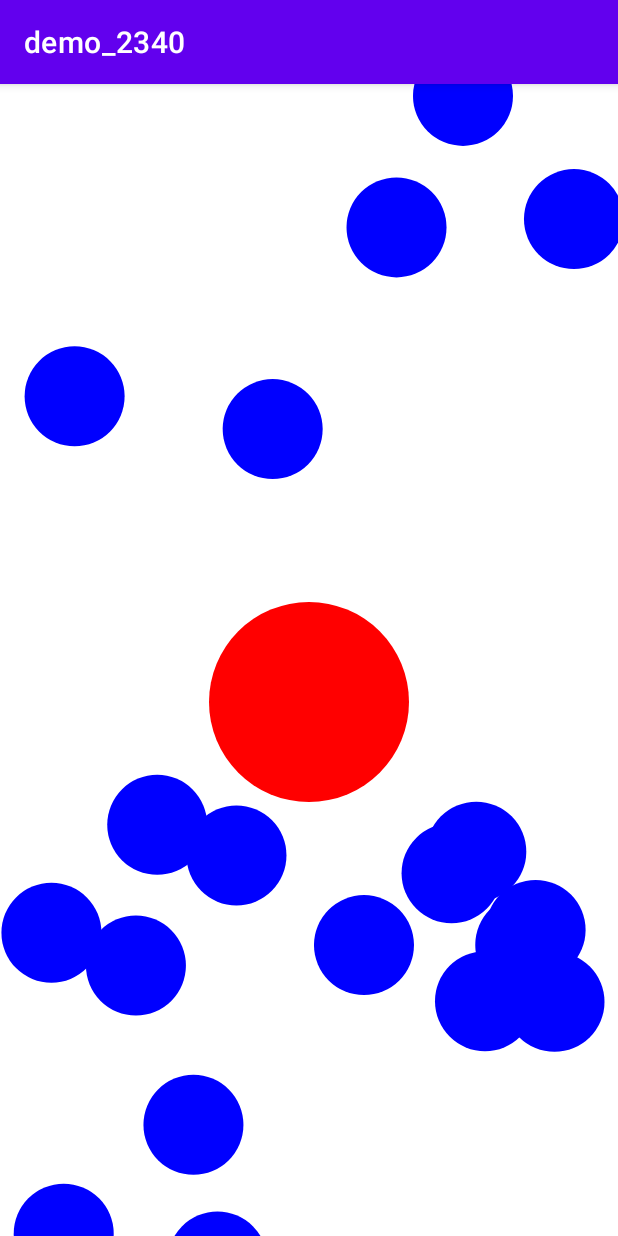
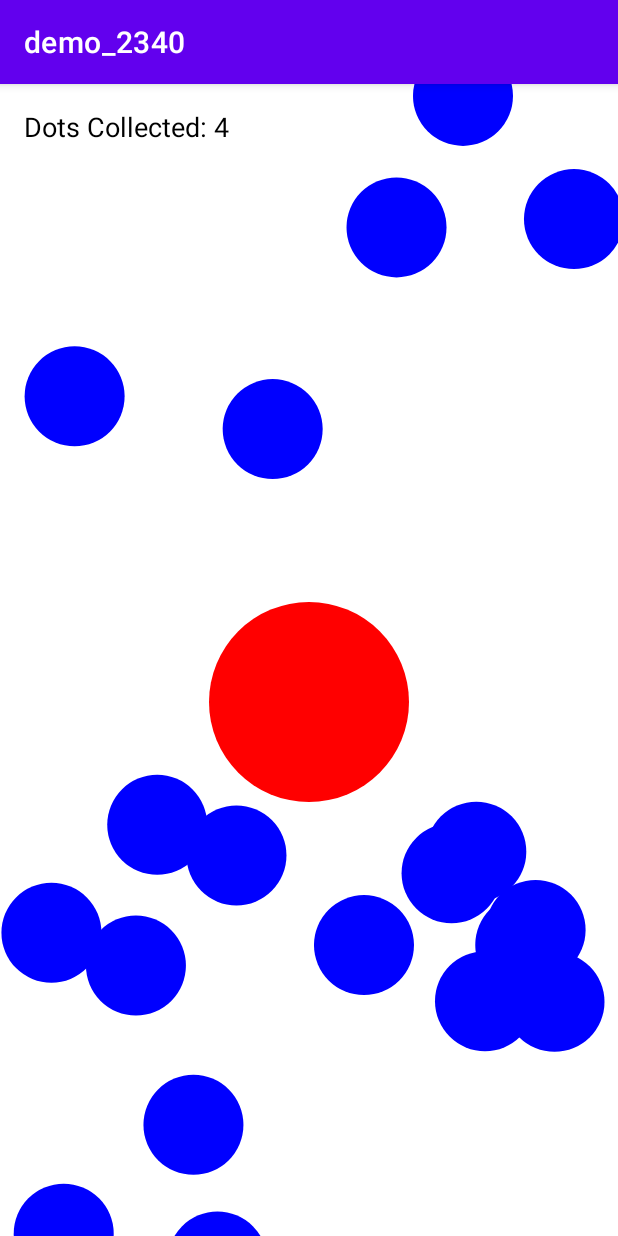
Before and after one commit to CS-2340-Instructional-Team/android-lecture-activity, an Android app: the GameActivity screen opened directly, with no data from a screen before it, on a phone screen of 412 x 824 dp. Run offline under Robolectric (Android 15) with nearby library versions, the phone set to English and light mode, and no system bars.

Commit message:
Dots collected counter added

```diff
--- a/app/src/main/java/com/example/demo_2340/GameActivity.java
+++ b/app/src/main/java/com/example/demo_2340/GameActivity.java
@@ -3,6 +3,8 @@ import android.graphics.RectF;
 import android.os.Bundle;
 import android.view.KeyEvent;
 import android.widget.RelativeLayout;
+import android.widget.TextView;
+
 import androidx.appcompat.app.AppCompatActivity;
 import java.util.ArrayList;
 import java.util.HashMap;
@@ -24,6 +26,8 @@ public class GameActivity extends AppCompatActivity {
     private Map<Dot, DotView> dotViewMap = new HashMap<>();
     private Timer dotTimer;
     private static final int MAX_DOTS = 20;
+    private TextView dotCountTextView;
+    private int dotCount = 0;
 
 
     @Override
@@ -32,6 +36,7 @@ public class GameActivity extends AppCompatActivity {
         setContentView(R.layout.activity_game);
 
         gameLayout = findViewById(R.id.gameLayout);
+        dotCountTextView = findViewById(R.id.dotCountTextView);
         screenWidth = getResources().getDisplayMetrics().widthPixels;
         screenHeight = getResources().getDisplayMetrics().heightPixels;
         // Spawn player in middle of screen
@@ -45,7 +50,6 @@ public class GameActivity extends AppCompatActivity {
         initializeDots();
         // Draw dots on screen
         drawDots();
-
 
         /*
         Timer to call checkCollisions every .5 seconds to determine if dots have expired yet.
@@ -144,6 +148,8 @@ public class GameActivity extends AppCompatActivity {
                 dot.setInvisible();
                 gameLayout.removeView(dotViewMap.get(dot));
                 dots.remove(i);
+                dotCount++;
+                dotCountTextView.setText("Dots Collected: " + dotCount);
             } else if (dot.isExpired()) { // Checks if dots have run out of time.
                 dot.setInvisible();
                 gameLayout.removeView(dotViewMap.get(dot));
--- a/app/src/main/res/layout/activity_game.xml
+++ b/app/src/main/res/layout/activity_game.xml
@@ -12,4 +12,16 @@
         android:layout_height="match_parent"
         />
 
+    <TextView
+        android:id="@+id/dotCountTextView"
+        android:layout_width="wrap_content"
+        android:layout_height="wrap_content"
+        android:layout_margin="16dp"
+        android:text="Dots Collected: 0"
+        android:textSize="18sp"
+        android:textColor="@android:color/black"
+        android:layout_alignParentTop="true"
+        android:layout_alignParentStart="true" />
+
+
 </RelativeLayout>
```
